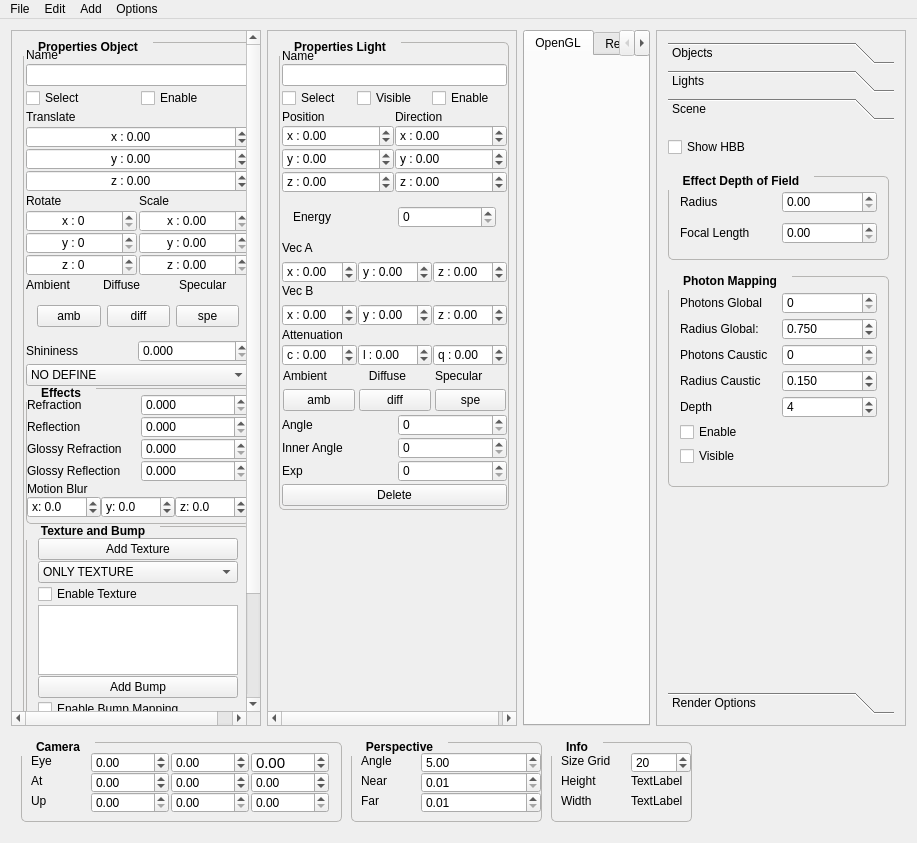
The window that mainwindow.ui (danilob/Raytracing) describes before a commit, drawn with Qt 5.
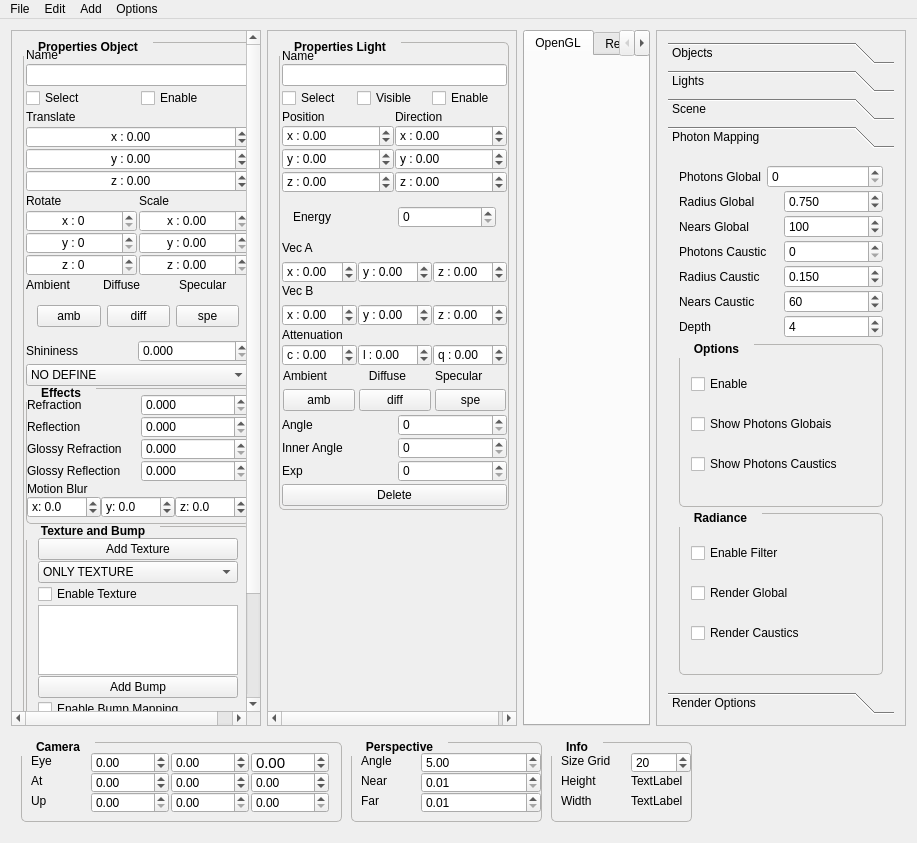
The same window after the commit. Custom widgets are drawn as their Qt base class.

Commit message: versão concluida da interface do photon mapping

```diff
--- a/mainwindow.ui
+++ b/mainwindow.ui
@@ -1654,7 +1654,7 @@
                <enum>QFrame::Sunken</enum>
               </property>
               <property name="currentIndex">
-               <number>2</number>
+               <number>3</number>
               </property>
               <property name="tabSpacing">
                <number>6</number>
@@ -1701,7 +1701,7 @@
                  <x>0</x>
                  <y>0</y>
                  <width>230</width>
-                 <height>546</height>
+                 <height>515</height>
                 </rect>
                </property>
                <attribute name="label">
@@ -1711,7 +1711,7 @@
                 <property name="geometry">
                  <rect>
                   <x>0</x>
-                  <y>10</y>
+                  <y>0</y>
                   <width>219</width>
                   <height>22</height>
                  </rect>
@@ -1724,7 +1724,7 @@
                 <property name="geometry">
                  <rect>
                   <x>0</x>
-                  <y>50</y>
+                  <y>20</y>
                   <width>221</width>
                   <height>84</height>
                  </rect>
@@ -1784,56 +1784,49 @@
                  </item>
                 </layout>
                </widget>
-               <widget class="QGroupBox" name="groupBox_7">
+              </widget>
+              <widget class="QWidget" name="page_5">
                 <property name="geometry">
                  <rect>
                   <x>0</x>
-                  <y>150</y>
-                  <width>221</width>
-                  <height>211</height>
-                 </rect>
-                </property>
-                <property name="font">
-                 <font>
-                  <pointsize>9</pointsize>
-                  <weight>75</weight>
-                  <bold>true</bold>
-                 </font>
-                </property>
-                <property name="styleSheet">
-                 <string notr="true">QGroupBox::title { 
-   
-     subcontrol-position: top left; /* position at the top left*/ 
-  padding: 2px 13px;
-   margin-top: -5px;
-    
- }
-
-QGroupBox{
-   border: 1px solid rgb(182, 181, 179);
-  border-radius: 5px;
-}</string>
-                </property>
-                <property name="title">
+                 <y>0</y>
+                 <width>230</width>
+                 <height>515</height>
+                </rect>
+               </property>
+               <attribute name="label">
                  <string>Photon Mapping</string>
-                </property>
-                <layout class="QGridLayout" name="gridLayout_14">
+               </attribute>
+               <layout class="QGridLayout" name="gridLayout_15">
+                <item row="0" column="0">
+                 <layout class="QVBoxLayout" name="verticalLayout_14">
                  <property name="spacing">
-                  <number>0</number>
-                 </property>
-                 <item row="6" column="0">
-                  <widget class="QCheckBox" name="enablePhotonMap">
+                   <number>2</number>
+                  </property>
+                  <item>
+                   <layout class="QFormLayout" name="formLayout_3">
+                    <item row="0" column="0">
+                     <widget class="QLabel" name="label_39">
                    <property name="text">
-                    <string>Enable</string>
+                       <string>Photons Global</string>
                    </property>
                   </widget>
                  </item>
-                 <item row="2" column="0">
+                    <item row="0" column="1">
+                     <widget class="QSpinBox" name="sizePhotons">
+                      <property name="maximum">
+                       <number>1000000</number>
+                      </property>
+                     </widget>
+                    </item>
+                   </layout>
+                  </item>
+                  <item>
                   <layout class="QHBoxLayout" name="horizontalLayout_23">
                    <item>
                     <widget class="QLabel" name="label_40">
                      <property name="text">
-                      <string>Radius Global:</string>
+                       <string>Radius Global</string>
                      </property>
                     </widget>
                    </item>
@@ -1852,7 +1845,46 @@
                    </item>
                   </layout>
                  </item>
-                 <item row="4" column="0">
+                  <item>
+                   <layout class="QHBoxLayout" name="horizontalLayout_28">
+                    <item>
+                     <widget class="QLabel" name="label_46">
+                      <property name="text">
+                       <string>Nears Global</string>
+                      </property>
+                     </widget>
+                    </item>
+                    <item>
+                     <widget class="QSpinBox" name="nearsGlobal">
+                      <property name="maximum">
+                       <number>2000</number>
+                      </property>
+                      <property name="value">
+                       <number>100</number>
+                      </property>
+                     </widget>
+                    </item>
+                   </layout>
+                  </item>
+                  <item>
+                   <layout class="QHBoxLayout" name="horizontalLayout_25">
+                    <item>
+                     <widget class="QLabel" name="label_42">
+                      <property name="text">
+                       <string>Photons Caustic</string>
+                      </property>
+                     </widget>
+                    </item>
+                    <item>
+                     <widget class="QSpinBox" name="sizePhotonsCaustic">
+                      <property name="maximum">
+                       <number>1000000</number>
+                      </property>
+                     </widget>
+                    </item>
+                   </layout>
+                  </item>
+                  <item>
                   <layout class="QHBoxLayout" name="horizontalLayout_24">
                    <item>
                     <widget class="QLabel" name="label_41">
@@ -1876,50 +1908,28 @@
                    </item>
                   </layout>
                  </item>
-                 <item row="0" column="0">
-                  <layout class="QHBoxLayout" name="horizontalLayout_22">
                    <item>
-                    <widget class="QLabel" name="label_39">
+                   <layout class="QHBoxLayout" name="horizontalLayout_27">
+                    <item>
+                     <widget class="QLabel" name="label_45">
                      <property name="text">
-                      <string>Photons Global</string>
+                       <string>Nears Caustic</string>
                      </property>
                     </widget>
                    </item>
                    <item>
-                    <widget class="QSpinBox" name="sizePhotons">
+                     <widget class="QSpinBox" name="nearsCaustics">
                      <property name="maximum">
-                      <number>1000000</number>
-                     </property>
-                    </widget>
-                   </item>
-                  </layout>
-                 </item>
-                 <item row="3" column="0">
-                  <layout class="QHBoxLayout" name="horizontalLayout_25">
-                   <item>
-                    <widget class="QLabel" name="label_42">
-                     <property name="text">
-                      <string>Photons Caustic</string>
+                       <number>2000</number>
+                      </property>
+                      <property name="value">
+                       <number>60</number>
                      </property>
                     </widget>
                    </item>
-                   <item>
-                    <widget class="QSpinBox" name="sizePhotonsCaustic">
-                     <property name="maximum">
-                      <number>1000000</number>
-                     </property>
-                    </widget>
-                   </item>
-                  </layout>
-                 </item>
-                 <item row="7" column="0">
-                  <widget class="QCheckBox" name="visiblePhotonMap">
-                   <property name="text">
-                    <string>Visible</string>
-                   </property>
-                  </widget>
-                 </item>
-                 <item row="5" column="0">
+                   </layout>
+                  </item>
+                  <item>
                   <layout class="QHBoxLayout" name="horizontalLayout_26">
                    <item>
                     <widget class="QLabel" name="label_43">
@@ -1938,7 +1948,128 @@
                   </layout>
                  </item>
                 </layout>
-               </widget>
+                </item>
+                <item row="1" column="0">
+                 <widget class="QGroupBox" name="groupBox_7">
+                  <property name="font">
+                   <font>
+                    <pointsize>9</pointsize>
+                    <weight>75</weight>
+                    <bold>true</bold>
+                   </font>
+                  </property>
+                  <property name="styleSheet">
+                   <string notr="true">QGroupBox::title { 
+   
+     subcontrol-position: top left; /* position at the top left*/ 
+  padding: 2px 13px;
+   margin-top: -5px;
+    
+ }
+
+QGroupBox{
+   border: 1px solid rgb(182, 181, 179);
+  border-radius: 5px;
+}</string>
+                  </property>
+                  <property name="title">
+                   <string>Options</string>
+                  </property>
+                  <layout class="QGridLayout" name="gridLayout_16">
+                   <property name="verticalSpacing">
+                    <number>2</number>
+                   </property>
+                   <item row="0" column="0">
+                    <widget class="QCheckBox" name="enablePhotonMap">
+                     <property name="text">
+                      <string>Enable</string>
+                     </property>
+                    </widget>
+                   </item>
+                   <item row="1" column="0">
+                    <widget class="QCheckBox" name="visiblePhotonMap">
+                     <property name="text">
+                      <string>Show Photons Globais</string>
+                     </property>
+                    </widget>
+                   </item>
+                   <item row="2" column="0">
+                    <widget class="QCheckBox" name="visiblePhotonMapCaustics">
+                     <property name="text">
+                      <string>Show Photons Caustics</string>
+                     </property>
+                    </widget>
+                   </item>
+                  </layout>
+                 </widget>
+                </item>
+                <item row="2" column="0">
+                 <widget class="QGroupBox" name="groupBox_8">
+                  <property name="font">
+                   <font>
+                    <pointsize>9</pointsize>
+                    <weight>75</weight>
+                    <bold>true</bold>
+                   </font>
+                  </property>
+                  <property name="styleSheet">
+                   <string notr="true">QGroupBox::title { 
+   
+     subcontrol-position: top left; /* position at the top left*/ 
+  padding: 2px 13px;
+   margin-top: -5px;
+    
+ }
+
+QGroupBox{
+   border: 1px solid rgb(182, 181, 179);
+  border-radius: 5px;
+}</string>
+                  </property>
+                  <property name="title">
+                   <string>Radiance</string>
+                  </property>
+                  <layout class="QGridLayout" name="gridLayout_14">
+                   <property name="spacing">
+                    <number>2</number>
+                   </property>
+                   <item row="0" column="0">
+                    <widget class="QCheckBox" name="useFilter">
+                     <property name="font">
+                      <font>
+                       <weight>50</weight>
+                       <bold>false</bold>
+                      </font>
+                     </property>
+                     <property name="text">
+                      <string>Enable Filter</string>
+                     </property>
+                    </widget>
+                   </item>
+                   <item row="2" column="0">
+                    <widget class="QCheckBox" name="renderCaustics">
+                     <property name="font">
+                      <font>
+                       <weight>50</weight>
+                       <bold>false</bold>
+                      </font>
+                     </property>
+                     <property name="text">
+                      <string>Render Caustics</string>
+                     </property>
+                    </widget>
+                   </item>
+                   <item row="1" column="0">
+                    <widget class="QCheckBox" name="renderGlobal">
+                     <property name="text">
+                      <string>Render Global</string>
+                     </property>
+                    </widget>
+                   </item>
+                  </layout>
+                 </widget>
+                </item>
+               </layout>
               </widget>
               <widget class="QWidget" name="page_4">
                <property name="geometry">
```
Left out of the diff: 6 changed lines with no effect on the pictures. Lines whose indentation alone changed are shown as unchanged. The commit also changes 85 other files.
